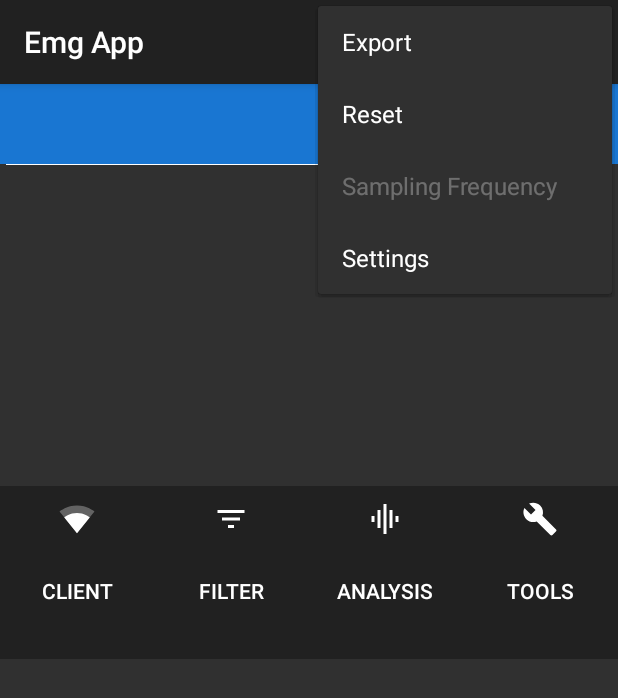
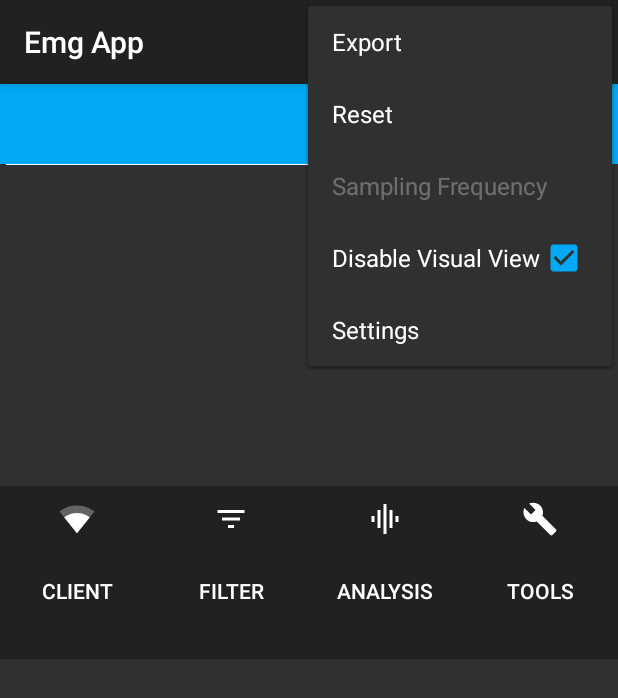
Before and after one commit to shockbytes/EmgApp, an Android app: the screen it shows after launch (MainActivity), with the options menu open, on a phone screen of 412 x 824 dp. Shown: the top 698 px of the screen. Run offline under Robolectric (Android 15) with nearby library versions, the phone set to English and light mode, and no system bars; our stand-ins replace ButterKnife, Dagger/Hilt's generated code, RxJava; 10 statements that could not run were skipped.

Commit message:
Possibility to disable visual view for better performance

```diff
--- a/app/build.gradle
+++ b/app/build.gradle
@@ -8,7 +8,7 @@ def butterknifeVersion = "8.8.1"
 def supportVersion = "26.1.0"
 def rxJavaVersion = "2.1.6"
 def rxAndroidVersion = "2.0.1"
-def emgVersion = "0.7"
+def emgVersion = "0.7.1"
 
 android {
     compileSdkVersion 26
--- a/app/src/main/java/at/fhooe/mc/emg/app/ui/activity/MainActivity.kt
+++ b/app/src/main/java/at/fhooe/mc/emg/app/ui/activity/MainActivity.kt
@@ -5,6 +5,7 @@ import android.os.Bundle
 import android.support.v4.app.ActivityOptionsCompat
 import android.support.v4.app.Fragment
 import android.support.v7.app.AppCompatActivity
+import android.util.Log
 import android.view.Menu
 import android.view.MenuItem
 import android.view.View
@@ -45,6 +46,7 @@ class MainActivity : AppCompatActivity(), AndroidEmgView<View>, OnRenderViewRead
     private var menuItemConnect: MenuItem? = null
     private var menuItemDisconnect: MenuItem? = null
     private var menuItemSamplingFrequency: MenuItem? = null
+    private var menuItemDisableVisualView: MenuItem? = null
 
     override fun onCreate(savedInstanceState: Bundle?) {
         super.onCreate(savedInstanceState)
@@ -59,6 +61,7 @@ class MainActivity : AppCompatActivity(), AndroidEmgView<View>, OnRenderViewRead
         menuItemConnect = menu?.findItem(R.id.menu_main_connect)
         menuItemDisconnect = menu?.findItem(R.id.menu_main_disconnect)
         menuItemSamplingFrequency = menu?.findItem(R.id.menu_main_sample_frequency)
+        menuItemDisableVisualView = menu?.findItem(R.id.menu_main_disable_visual_view)
 
         // This is the point where all necessary controls are initialized
         attachEmgView()
@@ -78,6 +81,13 @@ class MainActivity : AppCompatActivity(), AndroidEmgView<View>, OnRenderViewRead
             R.id.menu_main_disconnect -> {
                 disconnectFromDevice()
                 lockOrientation(false)
+            }
+            R.id.menu_main_disable_visual_view -> {
+                // Inverse logic, because click has to be performed manually by the code
+                val isChecked = menuItemDisableVisualView?.isChecked!!
+                menuItemDisableVisualView?.isChecked = !isChecked
+                viewCallback.setVisualViewEnabled(!isChecked)
+                Log.wtf("EMG", "Is checked ${!isChecked}")
             }
             R.id.menu_main_sample_frequency -> showSamplingFrequencyDialog()
             R.id.menu_main_export -> showExportDialogFragment()
@@ -107,6 +117,7 @@ class MainActivity : AppCompatActivity(), AndroidEmgView<View>, OnRenderViewRead
         menuItemDisconnect?.isEnabled = isLocked
         menuItemSamplingFrequency?.isEnabled = isLocked
         menuItemConnect?.isEnabled = !isLocked
+        menuItemDisableVisualView?.isEnabled = !isLocked
     }
 
     override fun setupEmgClientDriverConfigViews(clients: List<EmgClientDriver>) {
--- a/app/src/main/res/menu/menu_main.xml
+++ b/app/src/main/res/menu/menu_main.xml
@@ -34,6 +34,13 @@
         app:showAsAction="ifRoom" />
 
     <item
+        android:checkable="true"
+        android:checked="true"
+        android:id="@+id/menu_main_disable_visual_view"
+        android:title="@string/menu_main_disable_visual_view"
+        app:showAsAction="ifRoom" />
+
+    <item
         android:id="@+id/menu_main_settings"
         android:title="@string/menu_main_settings"
         app:showAsAction="never" />
--- a/app/src/main/res/values/colors.xml
+++ b/app/src/main/res/values/colors.xml
@@ -1,7 +1,8 @@
 <?xml version="1.0" encoding="utf-8"?>
 <resources>
-    <color name="colorAccent">@color/blueDark</color>
+    <color name="colorAccent">@color/blueBright</color>
 
+    <color name="blueBright">#03A9F4</color>
     <color name="blue">#2196F3</color>
     <color name="blueDark">#1976D2</color>
 
--- a/app/src/main/res/values/strings.xml
+++ b/app/src/main/res/values/strings.xml
@@ -27,4 +27,5 @@
     <string name="app_version">0.7</string>
     <string name="settings_about_version_title">Version</string>
     <string name="label_settings">Settings</string>
+    <string name="menu_main_disable_visual_view">Disable Visual View</string>
 </resources>
```
